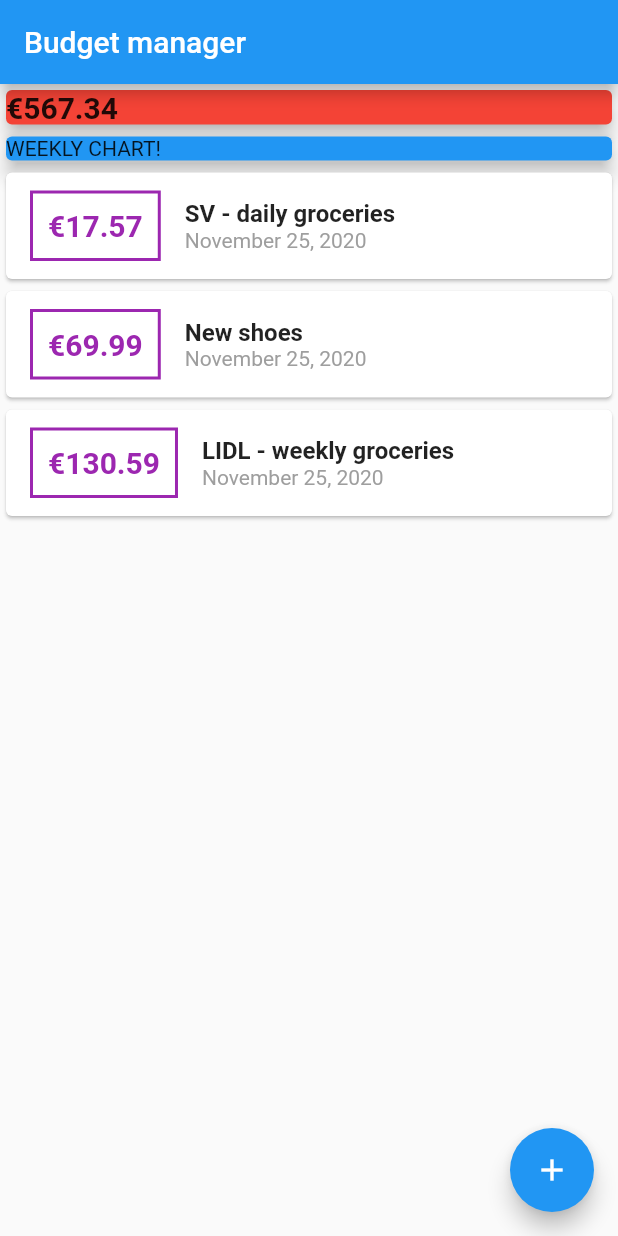
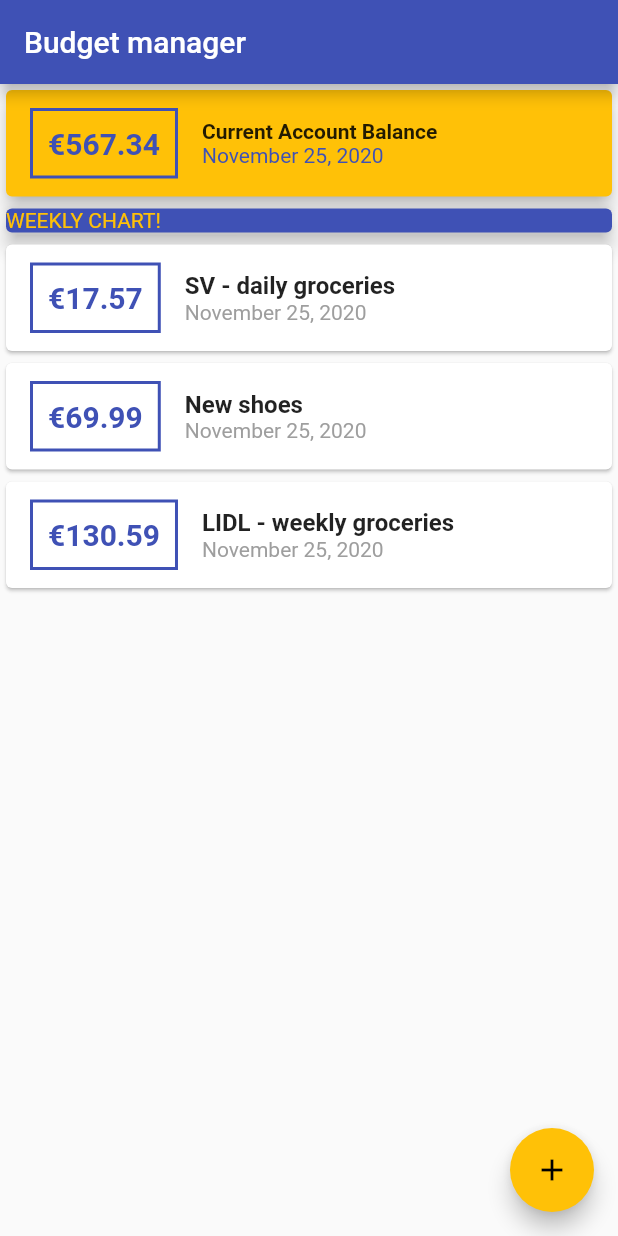
Before and after one commit to AdamOchotnicki/BudgetManager, a Flutter app: the screen it shows after launch, on a phone screen of 412 x 824 dp. Run offline on Flutter 3.47's test engine with Material 2 defaults, Android fonts, the phone set to English and light mode, and no system bars.

Commit message:
app theme - colors, account balance moved to a separate widget and styled

```diff
--- a/lib/main.dart
+++ b/lib/main.dart
@@ -4,6 +4,7 @@ import 'package:flutter/material.dart';
 import './models/transaction.dart';
 import './widgets/transaction_list.dart';
 import './widgets/new_transaction.dart';
+import './widgets/account_balance.dart';
 
 void main() => runApp(MyApp());
 
@@ -13,7 +14,8 @@ class MyApp extends StatelessWidget {
     return MaterialApp(
       title: 'Budget Manager',
       theme: ThemeData(
-        primarySwatch: Colors.blue,
+        primarySwatch: Colors.indigo,
+        accentColor: Colors.amber,
         visualDensity: VisualDensity.adaptivePlatformDensity,
       ),
       home: MyHomePage(title: 'Budget manager'),
@@ -89,21 +91,16 @@ class _MyHomePageState extends State<MyHomePage> {
             Column(
               crossAxisAlignment: CrossAxisAlignment.stretch,
               children: [
+                AccountBalance(_accountBalance),
                 Card(
                   elevation: 5,
-                  color: Colors.red,
+                  color: Theme.of(context).primaryColor,
                   child: Text(
-                    '€$_accountBalance',
+                    'WEEKLY CHART!',
                     style: TextStyle(
-                      fontWeight: FontWeight.bold,
-                      fontSize: 20,
+                      color: Theme.of(context).accentColor,
                     ),
                   ),
-                ),
-                Card(
-                  elevation: 5,
-                  color: Colors.blue,
-                  child: Text('WEEKLY CHART!'),
                 ),
               ],
             ),
--- /dev/null
+++ b/lib/widgets/account_balance.dart
@@ -0,0 +1,58 @@
+import 'package:flutter/material.dart';
+import 'package:intl/intl.dart';
+
+class AccountBalance extends StatelessWidget {
+  final double accountBalance;
+
+  AccountBalance(this.accountBalance);
+
+  @override
+  Widget build(BuildContext context) {
+    return Card(
+      elevation: 5,
+      color: Theme.of(context).accentColor,
+      child: Row(
+        children: [
+          Container(
+            margin: EdgeInsets.symmetric(
+              vertical: 12,
+              horizontal: 16,
+            ),
+            decoration: BoxDecoration(
+              border: Border.all(
+                color: Theme.of(context).primaryColor,
+                width: 2,
+              ),
+            ),
+            padding: EdgeInsets.all(10),
+            child: Text(
+              '€${accountBalance.toStringAsFixed(2)}',
+              style: TextStyle(
+                fontWeight: FontWeight.bold,
+                fontSize: 20,
+                color: Theme.of(context).primaryColor,
+              ),
+            ),
+          ),
+          Column(
+            crossAxisAlignment: CrossAxisAlignment.start,
+            children: [
+              Text(
+                'Current Account Balance',
+                style: TextStyle(
+                  fontWeight: FontWeight.bold,
+                ),
+              ),
+              Text(
+                DateFormat.yMMMMd().format(DateTime.now()),
+                style: TextStyle(
+                  color: Theme.of(context).primaryColor,
+                ),
+              ),
+            ],
+          ),
+        ],
+      ),
+    );
+  }
+}
--- a/lib/widgets/new_transaction.dart
+++ b/lib/widgets/new_transaction.dart
@@ -52,7 +52,7 @@ class _NewTransactionState extends State<NewTransaction> {
             FlatButton(
               onPressed: submitData,
               child: Text('Add Transaction'),
-              textColor: Colors.purple,
+              textColor: Theme.of(context).primaryColor,
             )
           ],
         ),
--- a/lib/widgets/transaction_list.dart
+++ b/lib/widgets/transaction_list.dart
@@ -24,7 +24,7 @@ class TransactionList extends StatelessWidget {
                   ),
                   decoration: BoxDecoration(
                     border: Border.all(
-                      color: Colors.purple,
+                      color: Theme.of(context).primaryColor,
                       width: 2,
                     ),
                   ),
@@ -34,7 +34,7 @@ class TransactionList extends StatelessWidget {
                     style: TextStyle(
                       fontWeight: FontWeight.bold,
                       fontSize: 20,
-                      color: Colors.purple,
+                      color: Theme.of(context).primaryColor,
                     ),
                   ),
                 ),
```
